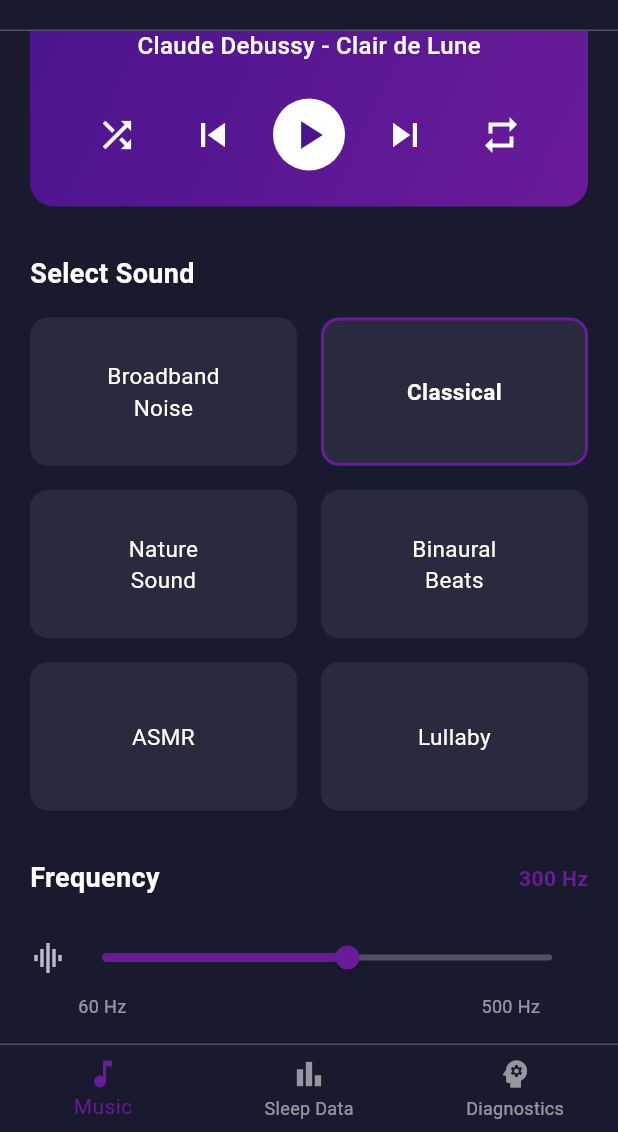
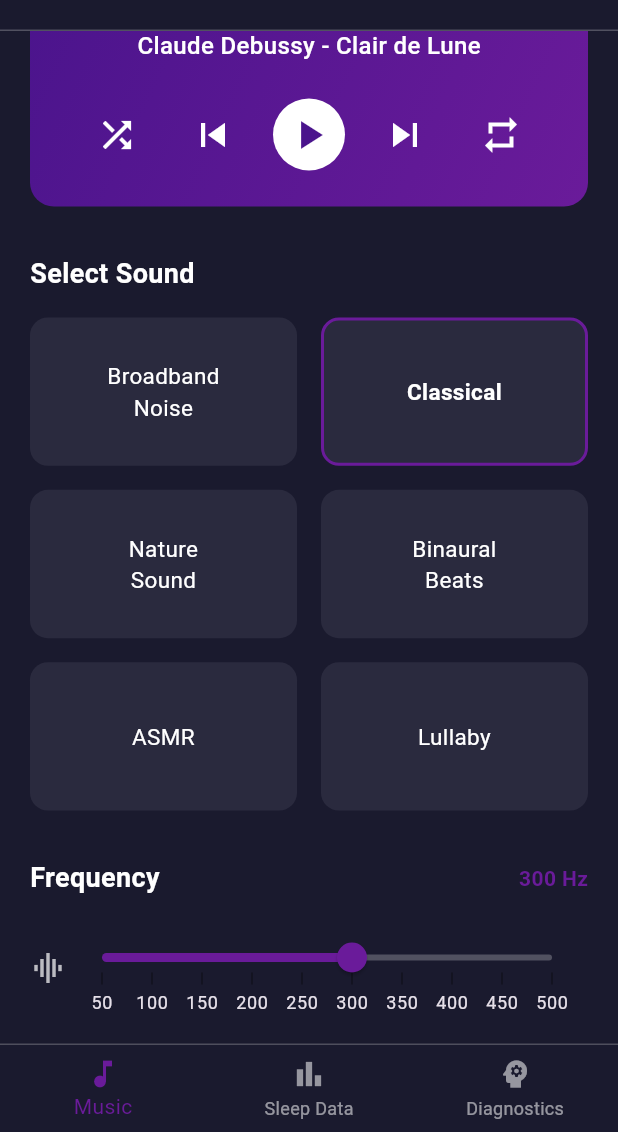
Before and after one commit to FrancisEugenio28/Sleep-Sound-Therapy-Mobile-App, a Flutter app: the screen it shows after launch, scrolled down 74 dp, on a phone screen of 412 x 824 dp, the part 104-1236 px from its top. Run offline on Flutter 3.47's test engine with Material 3 defaults, Android fonts, the light colour scheme and no system bars; drawn by our look-alikes of syncfusion_flutter_sliders; Roboto replaces fonts that are missing (Sans-serif).

Commit message:
Slider Fix

```diff
--- a/lib/pages/LandingPage.dart
+++ b/lib/pages/LandingPage.dart
@@ -1,5 +1,6 @@
 import 'package:flutter/material.dart';
 import '../widgets/shared_header.dart';
+import 'package:syncfusion_flutter_sliders/sliders.dart';
 
 // This is now just the content widget, no Scaffold or BottomNavigationBar
 class MusicPageContent extends StatefulWidget {
@@ -223,27 +224,22 @@
                         size: 24,
                       ),
                       Expanded(
-                          child: SliderTheme(
-                            data: SliderThemeData(
-                              activeTrackColor: const Color(0xFF6a1b9a),
-                              inactiveTrackColor: Colors.white24,
-                              thumbColor: const Color(0xFF6a1b9a),
-                              overlayColor: const Color(0xFF6a1b9a).withOpacity(0.3),
-                              thumbShape: const RoundSliderThumbShape(
-                                enabledThumbRadius: 8,
-                              ),
-                              trackHeight: 4,
-                            ),
-                            child: Slider(
+                        child: SfSlider(
+                          min: 50.0,
+                          max: 500.0,
                           value: frequencyValue,
-                              min: 60,
-                              max: 500,
-                              onChanged: (value) {
+                          interval: 50,
+                          stepSize: 50,
+                          showTicks: true,
+                          showLabels: true,
+                          enableTooltip: true,
+                          activeColor: const Color(0xFF6a1b9a),
+                          inactiveColor: Colors.white24,
+                          onChanged: (dynamic value) {
                             setState(() {
                               frequencyValue = value;
                             });
                           },
-                            ),
                         ),
                       ),
                     ],
@@ -253,20 +249,6 @@
                       child: Row(
                         mainAxisAlignment: MainAxisAlignment.spaceBetween,
                         children: const [
-                          Text(
-                            '60 Hz',
-                            style: TextStyle(
-                              fontSize: 12,
-                              color: Colors.white54,
-                            ),
-                          ),
-                          Text(
-                            '500 Hz',
-                            style: TextStyle(
-                              fontSize: 12,
-                              color: Colors.white54,
-                            ),
-                          ),
                         ],
                       ),
                     ),
--- a/pubspec.yaml
+++ b/pubspec.yaml
@@ -35,6 +35,7 @@
   # Use with the CupertinoIcons class for iOS style icons.
   cupertino_icons: ^1.0.8
   intl: ^0.19.0
+  syncfusion_flutter_sliders: ^27.1.53
 
 dev_dependencies:
   flutter_test:
```
Also changed, not shown: pubspec.lock. Lines whose indentation alone changed are shown as unchanged.
